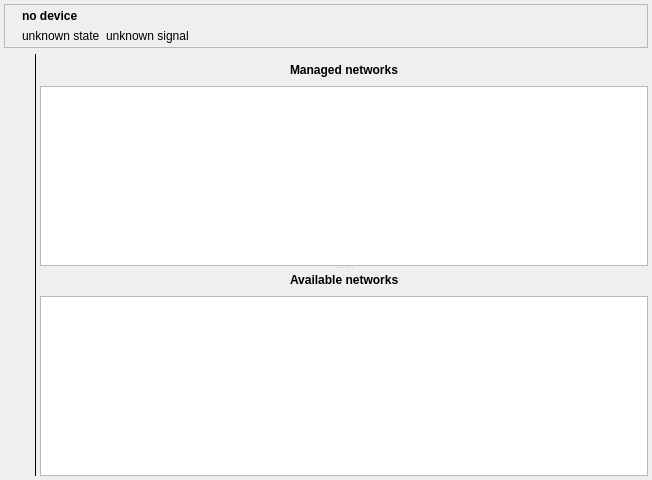
Qt form qnut/airset.ui (dosnut/nut) before a commit.
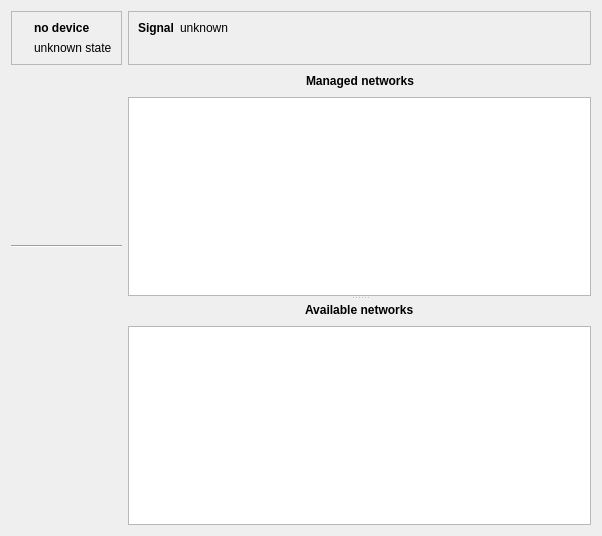
The same form after that commit. Icons and pictures are not drawn.

Commit message: [qnut/wireless] redesigned signal statistics and action list

```diff
--- a/qnut/airset.ui
+++ b/qnut/airset.ui
@@ -6,37 +6,16 @@
    <rect>
     <x>0</x>
     <y>0</y>
-    <width>652</width>
-    <height>480</height>
+    <width>602</width>
+    <height>536</height>
    </rect>
   </property>
   <property name="windowTitle" >
    <string/>
   </property>
-  <layout class="QGridLayout" >
-   <property name="leftMargin" >
-    <number>4</number>
-   </property>
-   <property name="topMargin" >
-    <number>4</number>
-   </property>
-   <property name="rightMargin" >
-    <number>4</number>
-   </property>
-   <property name="bottomMargin" >
-    <number>4</number>
-   </property>
-   <property name="horizontalSpacing" >
-    <number>6</number>
-   </property>
-   <item row="0" column="0" colspan="3" >
+  <layout class="QGridLayout" name="gridLayout" >
+   <item row="0" column="0" >
     <widget class="QFrame" name="frame" >
-     <property name="sizePolicy" >
-      <sizepolicy vsizetype="Fixed" hsizetype="Expanding" >
-       <horstretch>0</horstretch>
-       <verstretch>0</verstretch>
-      </sizepolicy>
-     </property>
      <property name="minimumSize" >
       <size>
        <width>0</width>
@@ -46,22 +25,7 @@
      <property name="frameShape" >
       <enum>QFrame::StyledPanel</enum>
      </property>
-     <property name="frameShadow" >
-      <enum>QFrame::Raised</enum>
-     </property>
-     <layout class="QHBoxLayout" >
-      <property name="leftMargin" >
-       <number>4</number>
-      </property>
-      <property name="topMargin" >
-       <number>4</number>
-      </property>
-      <property name="rightMargin" >
-       <number>4</number>
-      </property>
-      <property name="bottomMargin" >
-       <number>4</number>
-      </property>
+     <layout class="QHBoxLayout" name="horizontalLayout_2" >
       <item>
        <widget class="QLabel" name="iconLabel" >
         <property name="sizePolicy" >
@@ -79,8 +43,8 @@
        </widget>
       </item>
       <item>
-       <layout class="QGridLayout" >
-        <item row="0" column="0" colspan="2" >
+       <layout class="QVBoxLayout" name="verticalLayout" >
+        <item>
          <widget class="QLabel" name="nameLabel" >
           <property name="font" >
            <font>
@@ -93,10 +57,10 @@
           </property>
          </widget>
         </item>
-        <item row="1" column="0" >
+        <item>
          <widget class="QLabel" name="stateLabel" >
           <property name="sizePolicy" >
-           <sizepolicy vsizetype="Preferred" hsizetype="Fixed" >
+           <sizepolicy vsizetype="Preferred" hsizetype="Preferred" >
             <horstretch>0</horstretch>
             <verstretch>0</verstretch>
            </sizepolicy>
@@ -106,16 +70,53 @@
           </property>
          </widget>
         </item>
-        <item row="1" column="1" >
-         <widget class="QLabel" name="signalLabel" >
-          <property name="text" >
-           <string>unknown signal</string>
-          </property>
-         </widget>
-        </item>
        </layout>
       </item>
-      <item>
+     </layout>
+    </widget>
+   </item>
+   <item row="0" column="1" >
+    <widget class="QFrame" name="frame_2" >
+     <property name="sizePolicy" >
+      <sizepolicy vsizetype="Preferred" hsizetype="Expanding" >
+       <horstretch>0</horstretch>
+       <verstretch>0</verstretch>
+      </sizepolicy>
+     </property>
+     <property name="frameShape" >
+      <enum>QFrame::StyledPanel</enum>
+     </property>
+     <property name="frameShadow" >
+      <enum>QFrame::Raised</enum>
+     </property>
+     <layout class="QGridLayout" name="gridLayout_2" >
+      <item rowspan="2" row="0" column="0" >
+       <widget class="QLabel" name="signalLabel" >
+        <property name="font" >
+         <font>
+          <weight>75</weight>
+          <bold>true</bold>
+         </font>
+        </property>
+        <property name="text" >
+         <string>Signal</string>
+        </property>
+        <property name="alignment" >
+         <set>Qt::AlignLeading|Qt::AlignLeft|Qt::AlignTop</set>
+        </property>
+       </widget>
+      </item>
+      <item rowspan="2" row="0" column="1" >
+       <widget class="QLabel" name="qualityLabel" >
+        <property name="text" >
+         <string>unknown</string>
+        </property>
+        <property name="alignment" >
+         <set>Qt::AlignLeading|Qt::AlignLeft|Qt::AlignTop</set>
+        </property>
+       </widget>
+      </item>
+      <item rowspan="2" row="0" column="2" >
        <spacer>
         <property name="orientation" >
          <enum>Qt::Horizontal</enum>
@@ -128,31 +129,31 @@
         </property>
        </spacer>
       </item>
-      <item>
-       <widget class="QToolButton" name="toggleDetailsButton" >
-        <property name="autoRaise" >
-         <bool>true</bool>
-        </property>
-       </widget>
-      </item>
-      <item>
-       <widget class="QToolButton" name="saveNetworksButton" >
-        <property name="autoRaise" >
-         <bool>true</bool>
-        </property>
-       </widget>
-      </item>
-      <item>
+      <item rowspan="2" row="0" column="3" >
        <widget class="QToolButton" name="reloadNetworksButton" >
         <property name="autoRaise" >
          <bool>true</bool>
         </property>
        </widget>
       </item>
+      <item rowspan="2" row="0" column="4" >
+       <widget class="QToolButton" name="saveNetworksButton" >
+        <property name="autoRaise" >
+         <bool>true</bool>
+        </property>
+       </widget>
+      </item>
+      <item rowspan="2" row="0" column="5" >
+       <widget class="QToolButton" name="toggleDetailsButton" >
+        <property name="autoRaise" >
+         <bool>true</bool>
+        </property>
+       </widget>
+      </item>
      </layout>
     </widget>
    </item>
-   <item rowspan="2" row="1" column="0" >
+   <item row="1" column="0" >
     <layout class="QVBoxLayout" >
      <item>
       <widget class="QToolButton" name="rescanNetworksButton" >
@@ -253,6 +254,13 @@
        </property>
       </widget>
      </item>
+     <item>
+      <widget class="Line" name="line_2" >
+       <property name="orientation" >
+        <enum>Qt::Horizontal</enum>
+       </property>
+      </widget>
+     </item>
      <item>
       <widget class="QToolButton" name="addAdhocButton" >
        <property name="sizePolicy" >
@@ -316,17 +324,7 @@
      </item>
     </layout>
    </item>
-   <item rowspan="2" row="1" column="1" colspan="2" >
-    <widget class="Line" name="line" >
-     <property name="frameShadow" >
-      <enum>QFrame::Plain</enum>
-     </property>
-     <property name="orientation" >
-      <enum>Qt::Vertical</enum>
-     </property>
-    </widget>
-   </item>
-   <item row="2" column="2" >
+   <item row="1" column="1" >
     <widget class="QSplitter" name="splitter" >
      <property name="sizePolicy" >
       <sizepolicy vsizetype="Expanding" hsizetype="Expanding" >
@@ -339,18 +337,22 @@
      </property>
      <widget class="QWidget" native="1" name="managedWidget" >
       <layout class="QGridLayout" >
-       <property name="leftMargin" >
+       <property name="margin" >
         <number>0</number>
        </property>
-       <property name="topMargin" >
-        <number>0</number>
-       </property>
-       <property name="rightMargin" >
-        <number>0</number>
-       </property>
-       <property name="bottomMargin" >
-        <number>0</number>
-       </property>
+       <item row="0" column="0" >
+        <spacer>
+         <property name="orientation" >
+          <enum>Qt::Horizontal</enum>
+         </property>
+         <property name="sizeHint" stdset="0" >
+          <size>
+           <width>40</width>
+           <height>20</height>
+          </size>
+         </property>
+        </spacer>
+       </item>
        <item row="0" column="1" >
         <widget class="QLabel" name="label" >
          <property name="font" >
@@ -364,6 +366,19 @@
          </property>
         </widget>
        </item>
+       <item row="0" column="2" >
+        <spacer>
+         <property name="orientation" >
+          <enum>Qt::Horizontal</enum>
+         </property>
+         <property name="sizeHint" stdset="0" >
+          <size>
+           <width>40</width>
+           <height>20</height>
+          </size>
+         </property>
+        </spacer>
+       </item>
        <item row="1" column="0" colspan="3" >
         <widget class="QTreeView" name="managedView" >
          <property name="iconSize" >
@@ -389,46 +404,11 @@
          </property>
         </widget>
        </item>
-       <item row="0" column="2" >
-        <spacer>
-         <property name="orientation" >
-          <enum>Qt::Horizontal</enum>
-         </property>
-         <property name="sizeHint" >
-          <size>
-           <width>40</width>
-           <height>20</height>
-          </size>
-         </property>
-        </spacer>
-       </item>
-       <item row="0" column="0" >
-        <spacer>
-         <property name="orientation" >
-          <enum>Qt::Horizontal</enum>
-         </property>
-         <property name="sizeHint" >
-          <size>
-           <width>40</width>
-           <height>20</height>
-          </size>
-         </property>
-        </spacer>
-       </item>
       </layout>
      </widget>
      <widget class="QWidget" native="1" name="availableWidget" >
       <layout class="QGridLayout" >
-       <property name="leftMargin" >
-        <number>0</number>
-       </property>
-       <property name="topMargin" >
-        <number>0</number>
-       </property>
-       <property name="rightMargin" >
-        <number>0</number>
-       </property>
-       <property name="bottomMargin" >
+       <property name="margin" >
         <number>0</number>
        </property>
        <item row="0" column="1" >
```
Left out of the diff: 8 changed lines with no effect on the pictures. The commit also changes 1 other file.
